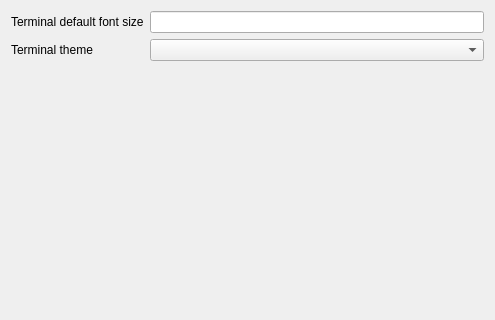
Old version of the form src/settingsPages/terminalsettingspage.ui in the repository N1vn0vem8er/8080ide; both pictures show x 0 to 495 and y 0 to 320 of the 495 by 603 pixel window.
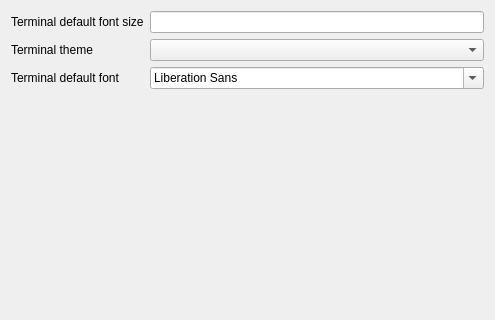
New version of the form.

Commit message: Added default terminal and editor font to settings

What changed in the file:
```diff
--- a/src/settingsPages/terminalsettingspage.ui
+++ b/src/settingsPages/terminalsettingspage.ui
@@ -43,6 +43,16 @@
      <item row="1" column="1">
       <widget class="QComboBox" name="themeComboBox"/>
      </item>
+     <item row="2" column="0">
+      <widget class="QLabel" name="label_3">
+       <property name="text">
+        <string>Terminal default font</string>
+       </property>
+      </widget>
+     </item>
+     <item row="2" column="1">
+      <widget class="QFontComboBox" name="fontComboBox"/>
+     </item>
     </layout>
    </item>
    <item>
```
The commit also changes 5 other files.
